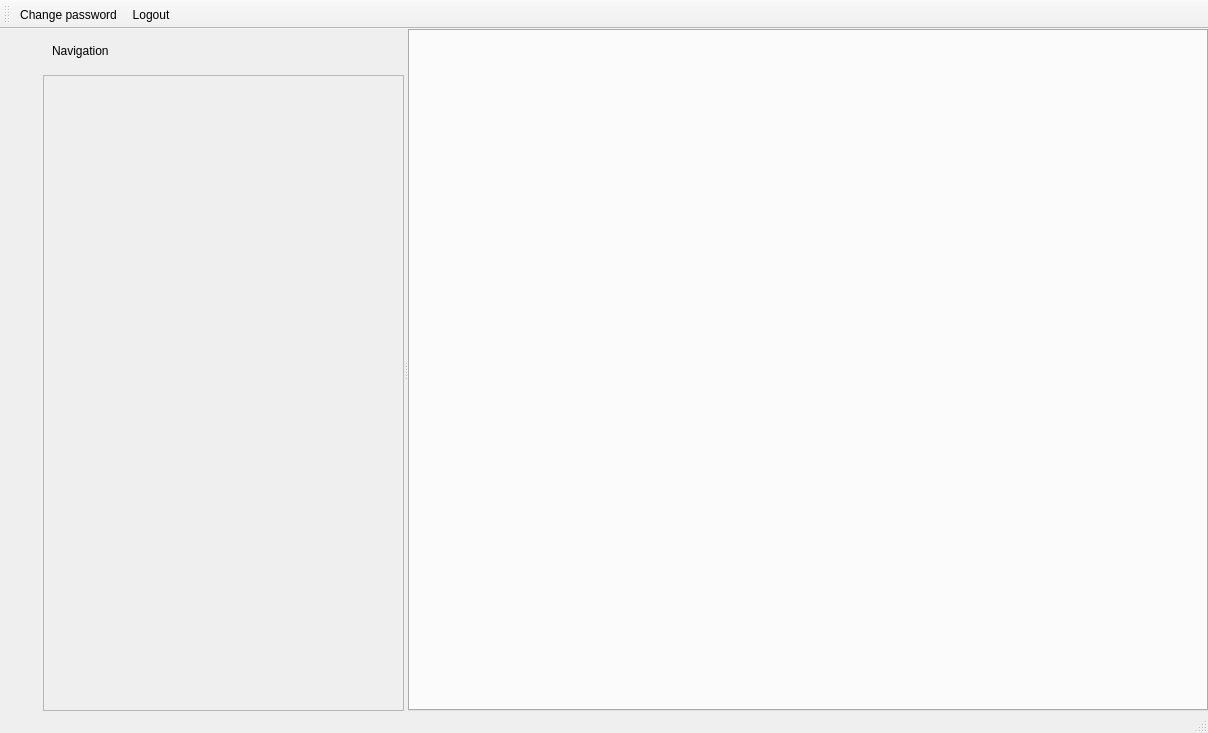
Qt form Forms/c5mainwindow.ui (End1-1/Cafe5) before a commit.
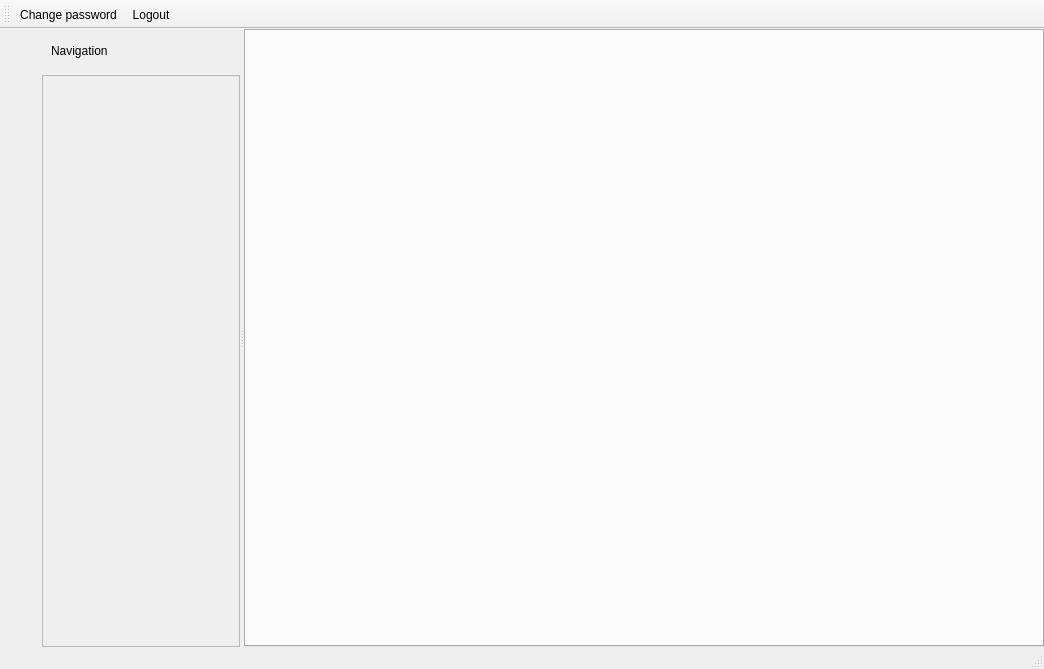
The same form after that commit. Icons and pictures are not drawn.

Patch:
```diff
--- a/Forms/c5mainwindow.ui
+++ b/Forms/c5mainwindow.ui
@@ -6,8 +6,8 @@
    <rect>
     <x>0</x>
     <y>0</y>
-    <width>1208</width>
-    <height>733</height>
+    <width>1041</width>
+    <height>669</height>
    </rect>
   </property>
   <property name="windowTitle">
@@ -20,12 +20,15 @@
      <verstretch>0</verstretch>
     </sizepolicy>
    </property>
-   <layout class="QFormLayout" name="formLayout">
-    <property name="horizontalSpacing">
-     <number>1</number>
-    </property>
-    <property name="verticalSpacing">
-     <number>1</number>
+   <property name="maximumSize">
+    <size>
+     <width>16777215</width>
+     <height>16777215</height>
+    </size>
+   </property>
+   <layout class="QHBoxLayout" name="horizontalLayout_3">
+    <property name="spacing">
+     <number>0</number>
     </property>
     <property name="leftMargin">
      <number>0</number>
@@ -39,7 +42,7 @@
     <property name="bottomMargin">
      <number>0</number>
     </property>
-    <item row="0" column="0">
+    <item>
      <widget class="QWidget" name="wshowmenu" native="true">
       <layout class="QVBoxLayout" name="verticalLayout">
        <property name="spacing">
@@ -99,8 +102,14 @@
       </layout>
      </widget>
     </item>
-    <item row="0" column="1">
+    <item>
      <widget class="QWidget" name="widget" native="true">
+      <property name="sizePolicy">
+       <sizepolicy hsizetype="Preferred" vsizetype="Expanding">
+        <horstretch>0</horstretch>
+        <verstretch>0</verstretch>
+       </sizepolicy>
+      </property>
       <layout class="QHBoxLayout" name="horizontalLayout">
        <property name="spacing">
         <number>0</number>
@@ -167,8 +176,8 @@
                <rect>
                 <x>0</x>
                 <y>0</y>
-                <width>371</width>
-                <height>606</height>
+                <width>205</width>
+                <height>542</height>
                </rect>
               </property>
               <layout class="QVBoxLayout" name="verticalLayout_4">
```
